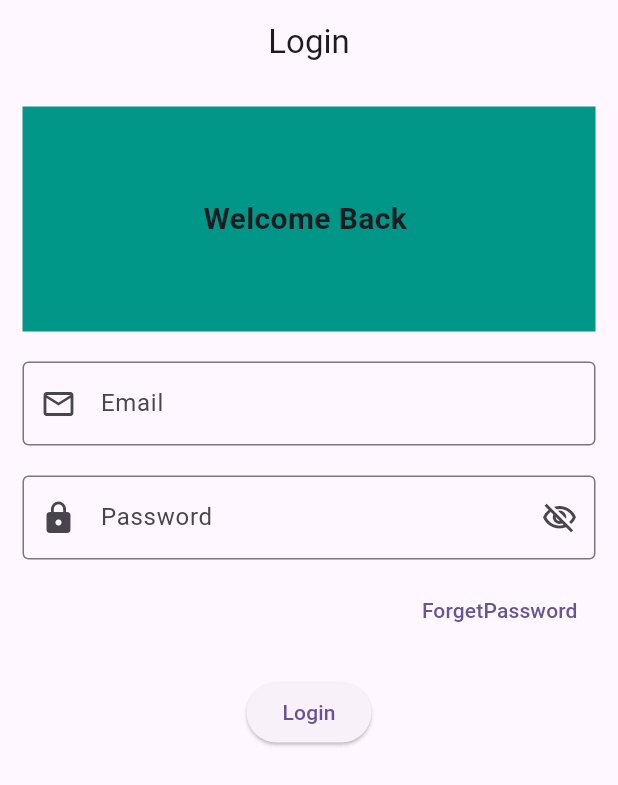
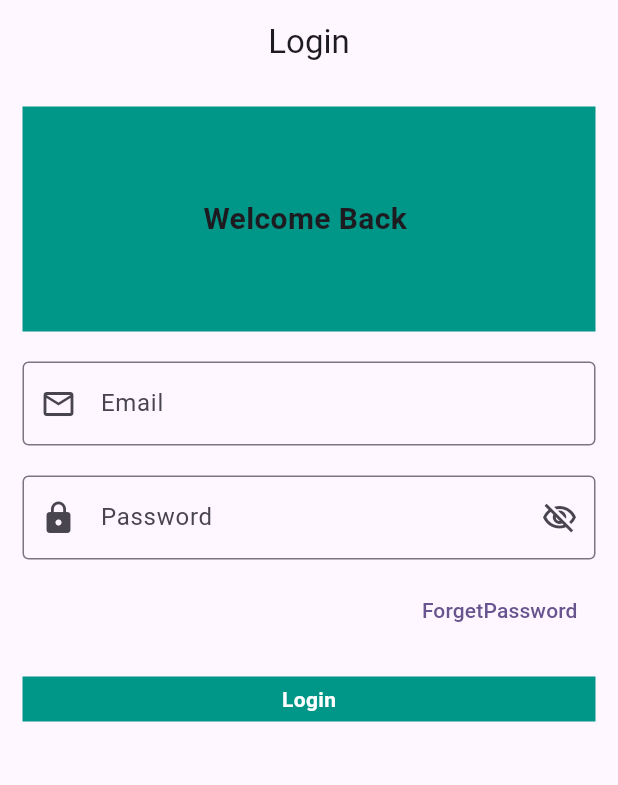
Before and after one commit to sadiqawan/NAVTTIC_Assignments_UET, a Flutter app: the screen it shows after launch, on a phone screen of 412 x 824 dp. Shown: the top 785 px of the screen. Run offline on Flutter 3.47's test engine with Material 3 defaults, Android fonts, the phone set to English and light mode, and no system bars.

Commit message:
Login Button add

```diff
--- a/lib/screens/login_screen.dart
+++ b/lib/screens/login_screen.dart
@@ -95,7 +95,16 @@ class _LoginScreenState extends State<LoginScreen> {
               const SizedBox(
                 height: 20,
               ),
-              ElevatedButton(onPressed: () {}, child: const Text('Login')),
+            Expanded(child: Column(children: [
+              InkWell(
+                child: Container(
+                  height: 30,
+                  width: double.infinity,
+                  color: Colors.teal,
+                  child: Center(child: Text('Login',style: TextStyle(fontWeight: FontWeight.bold, color: Colors.white),)),
+                ),
+              )
+            ],))
             ],
           ),
         ),
```
